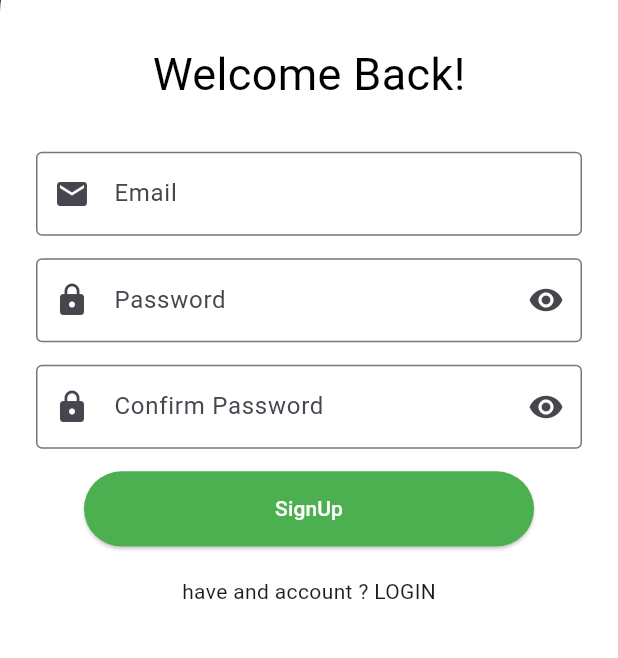
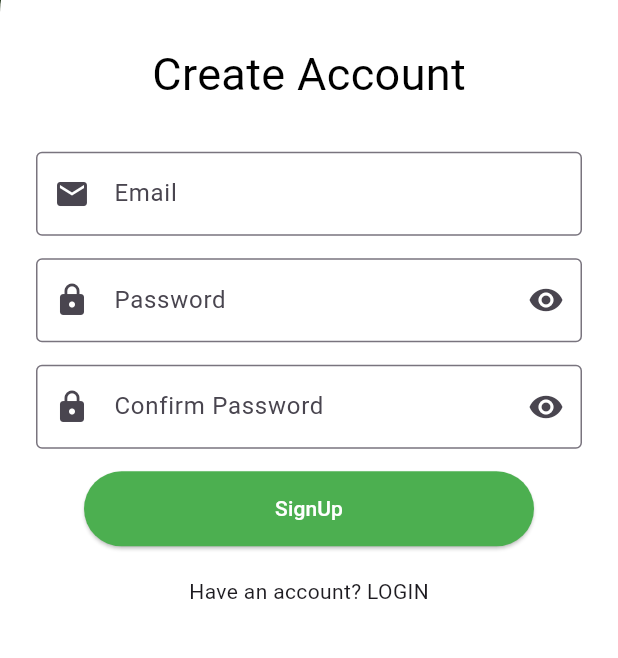
Before and after one commit to omar-albarakeh/chatapp-v2, a Flutter app: the screen it shows after launch, on a phone screen of 412 x 824 dp, the part 510-1168 px from its top. Run offline on Flutter 3.47's test engine with Material 3 defaults, Android fonts, the phone set to English and light mode, and no system bars.

Commit message:
signup page updated

```diff
--- a/lib/Auth/Signup.dart
+++ b/lib/Auth/Signup.dart
@@ -10,6 +10,7 @@ class SignupPage extends StatefulWidget {
 class _SignupPageState extends State<SignupPage> {
   bool _isPasswordVisible = false;
   bool _isConfirmPasswordVisible = false;
+  bool _isHovered = false;
 
   @override
   Widget build(BuildContext context) {
@@ -68,11 +69,12 @@ class _SignupPageState extends State<SignupPage> {
                   child: Image.asset(
                     'lib/assets/Logo.png',
                     height: screenHeight * 0.4,
-                        width: screenWidth*0.4,
+                    width: screenWidth * 0.4,
                   ),
                 )
               ],
-              )),
+            ),
+          ),
           Positioned(
             bottom: 0,
             child: Container(
@@ -92,8 +94,11 @@ class _SignupPageState extends State<SignupPage> {
                     padding: EdgeInsets.all(24),
                     child: Column(
                       children: [
-                        Text("Welcome Back!",style: TextStyle(color: Colors.black,fontSize: 30),),
-                        SizedBox(height: 30,),
+                        Text(
+                          "Create Account",
+                          style: TextStyle(color: Colors.black, fontSize: 30),
+                        ),
+                        SizedBox(height: 30),
                         TextField(
                           decoration: InputDecoration(
                             labelText: "Email",
@@ -101,9 +106,7 @@ class _SignupPageState extends State<SignupPage> {
                             border: OutlineInputBorder(),
                           ),
                         ),
-                        SizedBox(
-                          height: 15,
-                        ),
+                        SizedBox(height: 15),
                         TextField(
                           obscureText: !_isPasswordVisible,
                           decoration: InputDecoration(
@@ -124,9 +127,7 @@ class _SignupPageState extends State<SignupPage> {
                             ),
                           ),
                         ),
-                        SizedBox(
-                          height: 15,
-                        ),
+                        SizedBox(height: 15),
                         TextField(
                           obscureText: !_isConfirmPasswordVisible,
                           decoration: InputDecoration(
@@ -148,41 +149,37 @@ class _SignupPageState extends State<SignupPage> {
                             ),
                           ),
                         ),
-                        SizedBox(
-                          height: 15,
-                        ),
+                        SizedBox(height: 15),
                         Container(
                           width: 300,
                           height: 50,
                           child: MouseRegion(
                             onEnter: (_) {
                               setState(() {
-                                // Change the button's color when hovered
+                                _isHovered = true;
                               });
                             },
                             onExit: (_) {
                               setState(() {
-                                // Reset the button's color when the hover ends
+                                _isHovered = false;
                               });
                             },
                             child: ElevatedButton(
                               onPressed: () {},
                               style: ButtonStyle(
-                                backgroundColor: MaterialStateProperty.resolveWith<Color>(
-                                      (states) {
-                                    if (states.contains(MaterialState.hovered)) {
-                                      return Colors.greenAccent; // Hover color
-                                    }
-                                    return Colors.green; // Default color
-                                  },
+                                backgroundColor:
+                                MaterialStateProperty.all(
+                                    _isHovered ? Colors.greenAccent : Colors.green),
                               ),
-                              ),
-                              child: Text("SignUp",style: TextStyle(color: Colors.white),),
+                              child: Text(
+                                "SignUp",
+                                style: TextStyle(color: Colors.white),
                               ),
                             ),
                           ),
-                        SizedBox(height: 20,),
-                        Text("have and account ? LOGIN"),
+                        ),
+                        SizedBox(height: 20),
+                        Text("Have an account? LOGIN"),
                       ],
                     ),
                   ),
```
Also changed, not shown: lib/Auth/loginpage.dart (+162 -34 lines). Lines whose indentation alone changed are shown as unchanged.
